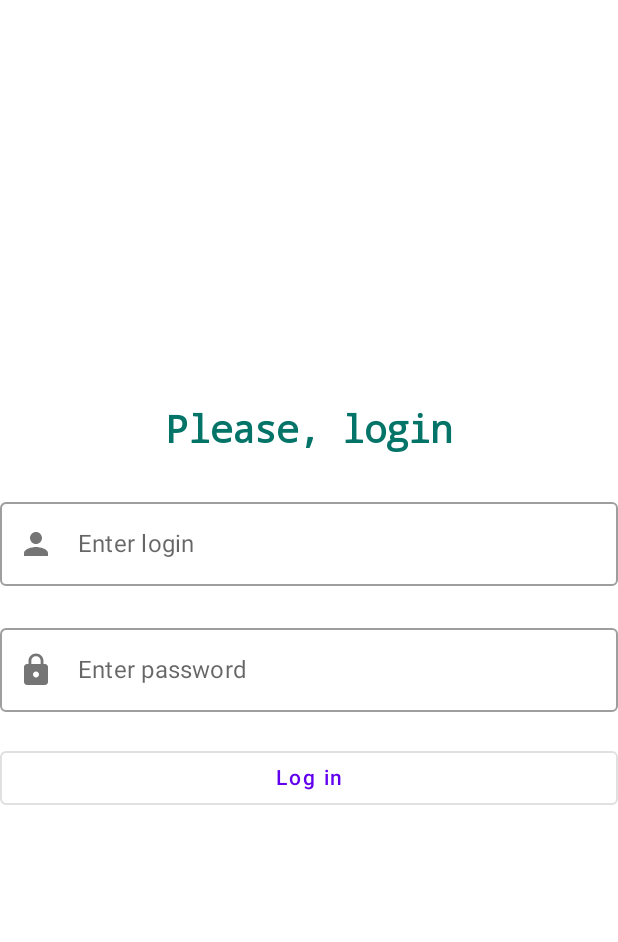
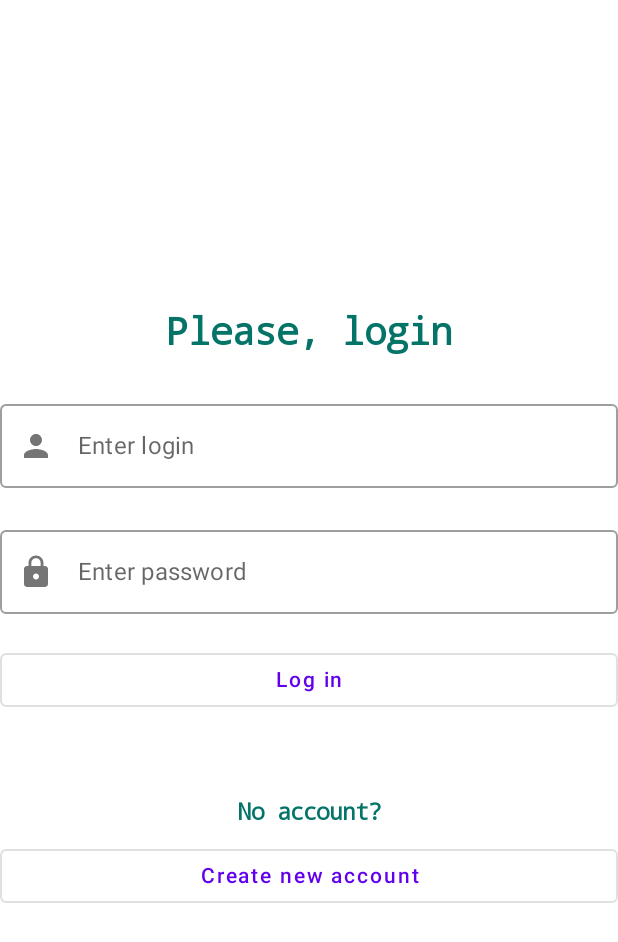
Before and after one commit to RekaEva/Filmoteka, an Android app built with Jetpack Compose: the fragment LoginFragment placed in its activity, on a phone screen of 412 x 824 dp. Shown: the top 942 px of the screen. Run offline under Robolectric (Android 15) with nearby library versions, the phone set to English and light mode, and no system bars; our stand-ins replace Dagger/Hilt's generated code, Room's generated code; libraries missing offline, so code that uses them is left out: com.github.terrakok.cicerone; network calls fail; 2 statements that could not run were skipped.

```diff
--- a/Filmoteka/app/src/main/java/com/example/filmography/data/network/Interceptors.kt
+++ b/Filmoteka/app/src/main/java/com/example/filmography/data/network/Interceptors.kt
@@ -2,7 +2,6 @@ package com.example.filmography.data.network
 
 import okhttp3.Interceptor
 import okhttp3.Response
-
 
 class Interceptors : Interceptor {
     override fun intercept(chain: Interceptor.Chain): Response {
--- a/Filmoteka/app/src/main/java/com/example/filmography/data/remoute/MovieInfoApi.kt
+++ b/Filmoteka/app/src/main/java/com/example/filmography/data/remoute/MovieInfoApi.kt
@@ -14,4 +14,5 @@ interface MovieInfoApi {
 
     @GET("v1.3/movie/{id}")
     suspend fun getMovieDetails(@Path("id") id: Int): MovieDetails
+
 }
--- a/Filmoteka/app/src/main/java/com/example/filmography/feature/login/presentation/compose/LoginScreen.kt
+++ b/Filmoteka/app/src/main/java/com/example/filmography/feature/login/presentation/compose/LoginScreen.kt
@@ -30,6 +30,7 @@ import com.example.filmography.R
 import com.example.filmography.feature.login.presentation.model.LoginViewModel
 import com.example.filmography.presentation.ui.headerTextStyle
 import com.example.filmography.presentation.ui.messageText
+import com.example.filmography.presentation.ui.subTextStyle
 
 @Composable
 fun LoginScreen(
@@ -87,20 +88,10 @@ fun LoginScreen(
                 keyboardType = KeyboardType.Password
             )
         )
-        OutlinedButton(
-            onClick = {
-                loginViewModel.login(login, password)
-            },
-            modifier = Modifier
-                .fillMaxWidth()
-                .padding(bottom = 10.dp, top = 10.dp),
+        CustomButtonLogin(
+            text = stringResource(R.string.login_button),
+            onClick = { loginViewModel.login(login, password) }
         )
-        {
-            Text(
-                text = stringResource(R.string.login_button),
-                textAlign = TextAlign.Center
-            )
-        }
         if (!uiState.isDataCorrect) {
             Text(
                 text = stringResource(R.string.data_incorrect),
@@ -110,5 +101,33 @@ fun LoginScreen(
                     .padding(bottom = 15.dp)
             )
         }
+        Text(
+            text = stringResource(R.string.no_account),
+            style = subTextStyle,
+            modifier = Modifier
+                .fillMaxWidth()
+                .padding(top = 45.dp)
+        )
+        CustomButtonLogin(
+            text = stringResource(R.string.create_account),
+            onClick = { loginViewModel.moveToSignUp() },
+        )
+
     }
 }
+
+@Composable
+fun CustomButtonLogin(text: String, onClick: () -> Unit) {
+    OutlinedButton(
+        onClick = onClick,
+        modifier = Modifier
+            .fillMaxWidth()
+            .padding(bottom = 10.dp, top = 10.dp),
+    )
+    {
+        Text(
+            text = text,
+            textAlign = TextAlign.Center
+        )
+    }
+}
--- a/Filmoteka/app/src/main/java/com/example/filmography/feature/login/presentation/model/LoginViewModel.kt
+++ b/Filmoteka/app/src/main/java/com/example/filmography/feature/login/presentation/model/LoginViewModel.kt
@@ -39,4 +39,8 @@ class LoginViewModel @Inject constructor(
             }
         }
     }
+
+    fun moveToSignUp() {
+        router.navigateTo(Screens.signup())
+    }
 }
--- a/Filmoteka/app/src/main/java/com/example/filmography/feature/moviedetails/presentation/model/MovieDetailsUiState.kt
+++ b/Filmoteka/app/src/main/java/com/example/filmography/feature/moviedetails/presentation/model/MovieDetailsUiState.kt
@@ -3,5 +3,7 @@ package com.example.filmography.feature.moviedetails.presentation.model
 import com.example.filmography.data.database.movie.MovieDetails
 
 data class MovieDetailsUiState(
-    val movieDetails: MovieDetails? = null
+    val movieDetails: MovieDetails? = null,
+    val error: Exception? = null,
+    val load: Boolean = false
 )
--- a/Filmoteka/app/src/main/java/com/example/filmography/feature/movielist/presentation/model/MovieListUiState.kt
+++ b/Filmoteka/app/src/main/java/com/example/filmography/feature/movielist/presentation/model/MovieListUiState.kt
@@ -3,5 +3,7 @@ package com.example.filmography.feature.movielist.presentation.model
 import com.example.filmography.data.database.movie.Movies
 
 data class MovieListUiState(
-    val list: Movies = Movies(emptyList())
+    val list: Movies = Movies(emptyList()),
+    val error: Exception? = null,
+    val load: Boolean = false
 )
--- a/Filmoteka/app/src/main/java/com/example/filmography/feature/signup/presentation/compose/SignUpScreen.kt
+++ b/Filmoteka/app/src/main/java/com/example/filmography/feature/signup/presentation/compose/SignUpScreen.kt
@@ -24,7 +24,6 @@ import androidx.compose.runtime.setValue
 import androidx.compose.ui.Alignment
 import androidx.compose.ui.Modifier
 import androidx.compose.ui.graphics.Color
-import androidx.compose.ui.platform.LocalContext
 import androidx.compose.ui.res.stringResource
 import androidx.compose.ui.text.input.KeyboardType
 import androidx.compose.ui.text.input.PasswordVisualTransformation
@@ -41,7 +40,6 @@ fun SignUpScreen(signUpViewModel: SignUpViewModel) {
     var login by remember { mutableStateOf("") }
     var password by remember { mutableStateOf("") }
     var password2 by remember { mutableStateOf("") }
-    val context = LocalContext.current
     val uiState by signUpViewModel.uiState.collectAsState()
 
     Column(
--- a/Filmoteka/app/src/main/java/com/example/filmography/presentation/ui/styles.kt
+++ b/Filmoteka/app/src/main/java/com/example/filmography/presentation/ui/styles.kt
@@ -11,6 +11,14 @@ val headerTextStyle = TextStyle(
     fontFamily = FontFamily.Monospace,
     textAlign = TextAlign.Center,
     fontSize = 25.sp,
+    fontWeight = FontWeight.Bold,
+    color = Teal200,
+)
+
+val subTextStyle = TextStyle(
+    fontFamily = FontFamily.Monospace,
+    textAlign = TextAlign.Center,
+    fontSize = 15.sp,
     fontWeight = FontWeight.Bold,
     color = Teal200,
 )
--- a/Filmoteka/app/src/main/res/values/strings.xml
+++ b/Filmoteka/app/src/main/res/values/strings.xml
@@ -25,6 +25,8 @@
     <string name="enter_login">Enter login</string>
     <string name="enter_password">Enter password</string>
     <string name="login_button">Log in</string>
+    <string name="no_account">No account?</string>
+    <string name="create_account">Create new account</string>
 
     <string name="data_incorrect">Check login or password</string>
     <string name="login_incorrect">Login is incorrect</string>
@@ -35,4 +37,7 @@
     <string name="movieInfo_year">Year: </string>
     <string name="movieInfo_length">Length: </string>
     <string name="movieInfo_age_rating">Age Rating: </string>
+
+    <string name="update_button"> Try again </string>
+    <string name="internet_connection_error">Check your internet connection</string>
 </resources>
```
Also changed, not shown: Filmoteka/app/src/main/java/com/example/filmography/feature/moviedetails/presentation/MovieDetailsFragment.kt (+9 -4 lines), Filmoteka/app/src/main/java/com/example/filmography/feature/moviedetails/presentation/compose/MovieDetailsScreen.kt (+62 -10 lines), Filmoteka/app/src/main/java/com/example/filmography/feature/moviedetails/presentation/model/MovieDetailsViewModel.kt (+10 -2 lines), Filmoteka/app/src/main/java/com/example/filmography/feature/movielist/presentation/compose/MovieListScreen.kt (+78 -11 lines), Filmoteka/app/src/main/java/com/example/filmography/feature/movielist/presentation/model/MovieListViewModel.kt (+14 -2 lines).
